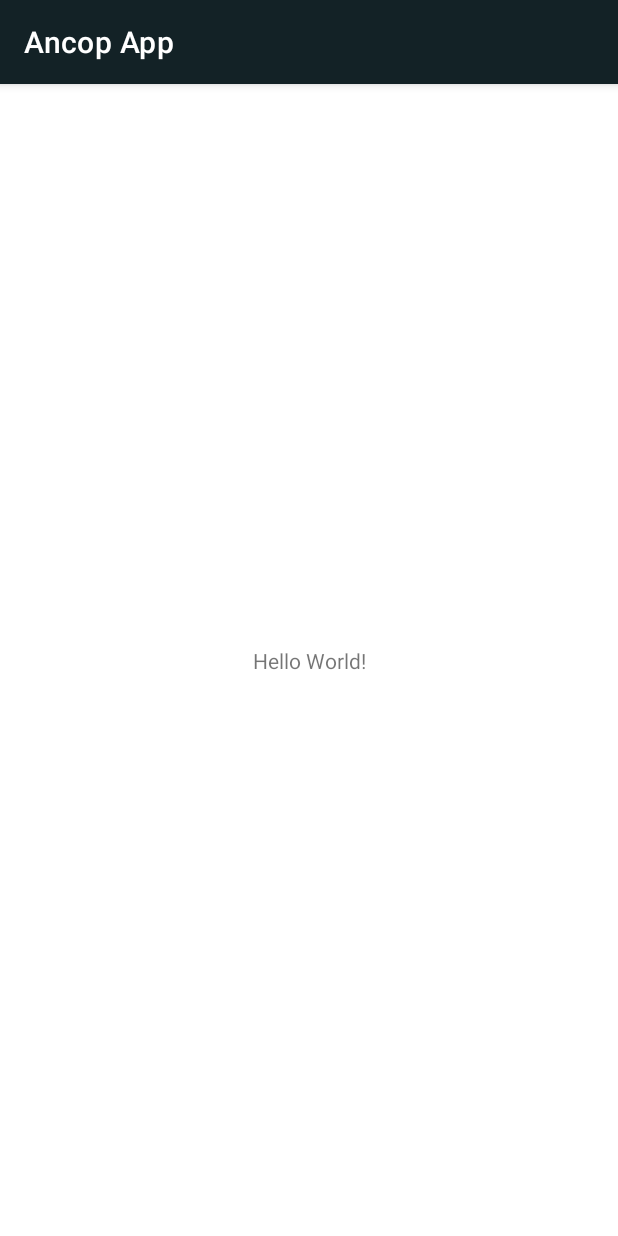
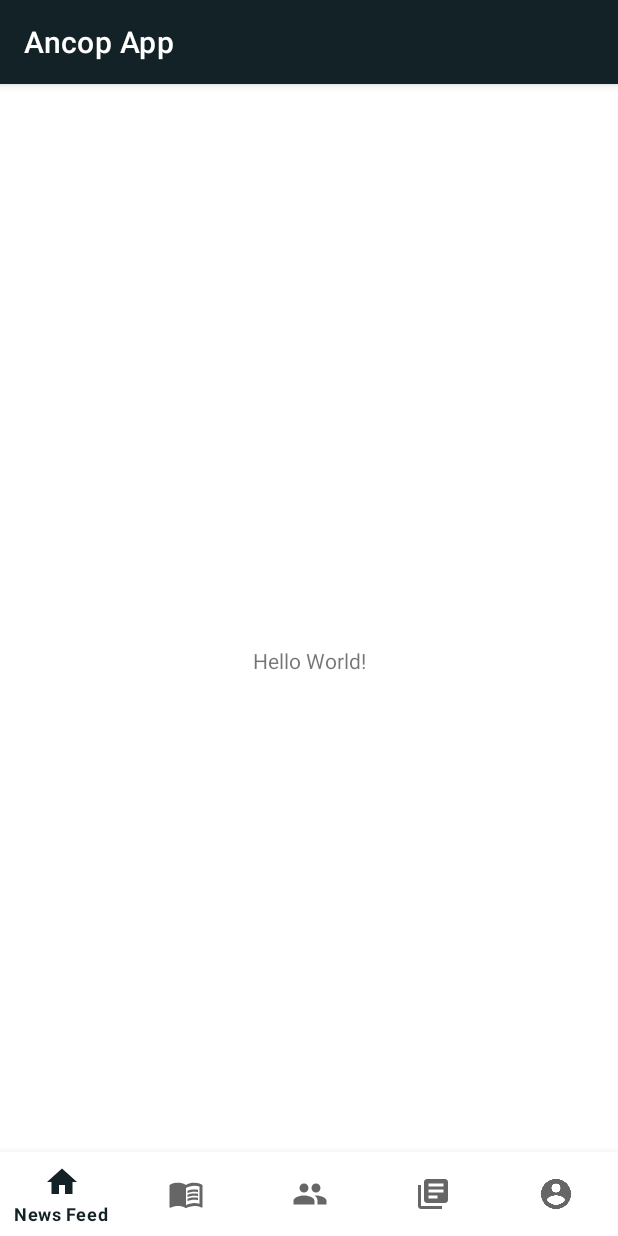
Before and after one commit to Nnamdi600000/Ancop_App, an Android app: the screen it shows after launch once a user with an empty profile is signed in (MainActivity), on a phone screen of 412 x 824 dp. Run offline under Robolectric (Android 15) with nearby library versions, the phone set to English and light mode, and no system bars; our stand-ins replace Firebase (no records; nobody signed in at launch, a user with empty details on screens opened directly); Roboto replaces fonts that are not available here.

Commit message:
Added bottom nav and added the fragment dependency

```diff
--- a/app/build.gradle
+++ b/app/build.gradle
@@ -55,6 +55,8 @@ dependencies {
     // Firebase Authentication dependency
     implementation "com.google.firebase:firebase-auth:21.1.0"
     implementation "com.google.firebase:firebase-firestore:24.4.0"
+    //Fragment
+    implementation "androidx.fragment:fragment-ktx:1.5.3"
     testImplementation 'junit:junit:4.13.2'
     androidTestImplementation 'androidx.test.ext:junit:1.1.3'
     androidTestImplementation 'androidx.test.espresso:espresso-core:3.4.0'
--- a/app/src/main/java/com/codennamdi/ancopapp/activities/MainActivity.kt
+++ b/app/src/main/java/com/codennamdi/ancopapp/activities/MainActivity.kt
@@ -3,10 +3,16 @@ package com.codennamdi.ancopapp.activities
 import androidx.appcompat.app.AppCompatActivity
 import android.os.Bundle
 import com.codennamdi.ancopapp.R
+import com.codennamdi.ancopapp.databinding.ActivityMainBinding
 
 class MainActivity : AppCompatActivity() {
+    private lateinit var binding: ActivityMainBinding
+
     override fun onCreate(savedInstanceState: Bundle?) {
         super.onCreate(savedInstanceState)
-        setContentView(R.layout.activity_main)
+        binding = ActivityMainBinding.inflate(layoutInflater)
+        setContentView(binding.root)
+
+
     }
 }
--- /dev/null
+++ b/app/src/main/res/drawable/ic_baseline_group_24.xml
@@ -0,0 +1,5 @@
+<vector android:height="24dp" android:tint="#132226"
+    android:viewportHeight="24" android:viewportWidth="24"
+    android:width="24dp" xmlns:android="http://schemas.android.com/apk/res/android">
+    <path android:fillColor="@android:color/white" android:pathData="M16,11c1.66,0 2.99,-1.34 2.99,-3S17.66,5 16,5c-1.66,0 -3,1.34 -3,3s1.34,3 3,3zM8,11c1.66,0 2.99,-1.34 2.99,-3S9.66,5 8,5C6.34,5 5,6.34 5,8s1.34,3 3,3zM8,13c-2.33,0 -7,1.17 -7,3.5L1,19h14v-2.5c0,-2.33 -4.67,-3.5 -7,-3.5zM16,13c-0.29,0 -0.62,0.02 -0.97,0.05 1.16,0.84 1.97,1.97 1.97,3.45L17,19h6v-2.5c0,-2.33 -4.67,-3.5 -7,-3.5z"/>
+</vector>
--- /dev/null
+++ b/app/src/main/res/drawable/ic_baseline_home_24.xml
@@ -0,0 +1,5 @@
+<vector android:height="24dp" android:tint="#132226"
+    android:viewportHeight="24" android:viewportWidth="24"
+    android:width="24dp" xmlns:android="http://schemas.android.com/apk/res/android">
+    <path android:fillColor="@android:color/white" android:pathData="M10,20v-6h4v6h5v-8h3L12,3 2,12h3v8z"/>
+</vector>
--- /dev/null
+++ b/app/src/main/res/drawable/ic_baseline_library_books_24.xml
@@ -0,0 +1,5 @@
+<vector android:height="24dp" android:tint="#132226"
+    android:viewportHeight="24" android:viewportWidth="24"
+    android:width="24dp" xmlns:android="http://schemas.android.com/apk/res/android">
+    <path android:fillColor="@android:color/white" android:pathData="M4,6L2,6v14c0,1.1 0.9,2 2,2h14v-2L4,20L4,6zM20,2L8,2c-1.1,0 -2,0.9 -2,2v12c0,1.1 0.9,2 2,2h12c1.1,0 2,-0.9 2,-2L22,4c0,-1.1 -0.9,-2 -2,-2zM19,11L9,11L9,9h10v2zM15,15L9,15v-2h6v2zM19,7L9,7L9,5h10v2z"/>
+</vector>
--- /dev/null
+++ b/app/src/main/res/drawable/ic_baseline_menu_book_24.xml
@@ -0,0 +1,8 @@
+<vector android:height="24dp" android:tint="#132226"
+    android:viewportHeight="24" android:viewportWidth="24"
+    android:width="24dp" xmlns:android="http://schemas.android.com/apk/res/android">
+    <path android:fillColor="@android:color/white" android:pathData="M21,5c-1.11,-0.35 -2.33,-0.5 -3.5,-0.5c-1.95,0 -4.05,0.4 -5.5,1.5c-1.45,-1.1 -3.55,-1.5 -5.5,-1.5S2.45,4.9 1,6v14.65c0,0.25 0.25,0.5 0.5,0.5c0.1,0 0.15,-0.05 0.25,-0.05C3.1,20.45 5.05,20 6.5,20c1.95,0 4.05,0.4 5.5,1.5c1.35,-0.85 3.8,-1.5 5.5,-1.5c1.65,0 3.35,0.3 4.75,1.05c0.1,0.05 0.15,0.05 0.25,0.05c0.25,0 0.5,-0.25 0.5,-0.5V6C22.4,5.55 21.75,5.25 21,5zM21,18.5c-1.1,-0.35 -2.3,-0.5 -3.5,-0.5c-1.7,0 -4.15,0.65 -5.5,1.5V8c1.35,-0.85 3.8,-1.5 5.5,-1.5c1.2,0 2.4,0.15 3.5,0.5V18.5z"/>
+    <path android:fillColor="@android:color/white" android:pathData="M17.5,10.5c0.88,0 1.73,0.09 2.5,0.26V9.24C19.21,9.09 18.36,9 17.5,9c-1.7,0 -3.24,0.29 -4.5,0.83v1.66C14.13,10.85 15.7,10.5 17.5,10.5z"/>
+    <path android:fillColor="@android:color/white" android:pathData="M13,12.49v1.66c1.13,-0.64 2.7,-0.99 4.5,-0.99c0.88,0 1.73,0.09 2.5,0.26V11.9c-0.79,-0.15 -1.64,-0.24 -2.5,-0.24C15.8,11.66 14.26,11.96 13,12.49z"/>
+    <path android:fillColor="@android:color/white" android:pathData="M17.5,14.33c-1.7,0 -3.24,0.29 -4.5,0.83v1.66c1.13,-0.64 2.7,-0.99 4.5,-0.99c0.88,0 1.73,0.09 2.5,0.26v-1.52C19.21,14.41 18.36,14.33 17.5,14.33z"/>
+</vector>
--- a/app/src/main/res/layout/activity_main.xml
+++ b/app/src/main/res/layout/activity_main.xml
@@ -15,4 +15,13 @@
         app:layout_constraintStart_toStartOf="parent"
         app:layout_constraintTop_toTopOf="parent" />
 
+    <com.google.android.material.bottomnavigation.BottomNavigationView
+        android:id="@+id/bottom_nav"
+        android:layout_width="0dp"
+        android:layout_height="wrap_content"
+        app:layout_constraintBottom_toBottomOf="parent"
+        app:layout_constraintEnd_toEndOf="parent"
+        app:layout_constraintStart_toStartOf="parent"
+        app:menu="@menu/bottom_nav" />
+
 </androidx.constraintlayout.widget.ConstraintLayout>
--- /dev/null
+++ b/app/src/main/res/menu/bottom_nav.xml
@@ -0,0 +1,28 @@
+<?xml version="1.0" encoding="utf-8"?>
+<menu xmlns:android="http://schemas.android.com/apk/res/android">
+    <item
+        android:id="@+id/news_feed"
+        android:icon="@drawable/ic_baseline_home_24"
+        android:title="@string/news_feed" />
+
+    <item
+        android:id="@+id/Hymns"
+        android:icon="@drawable/ic_baseline_menu_book_24"
+        android:title="@string/hymns" />
+
+    <item
+        android:id="@+id/leaders"
+        android:icon="@drawable/ic_baseline_group_24"
+        android:title="@string/leaders" />
+
+    <item
+        android:id="@+id/library"
+        android:icon="@drawable/ic_baseline_library_books_24"
+        android:title="@string/library" />
+
+    <item
+        android:id="@+id/chapeline_bio"
+        android:icon="@drawable/ic_baseline_account_circle_24_light"
+        android:title="@string/chapeline" />
+
+</menu>
--- a/app/src/main/res/values/strings.xml
+++ b/app/src/main/res/values/strings.xml
@@ -16,4 +16,14 @@
     <string name="create_one">Create one</string>
     <string name="user_design_image">User_design_image</string>
     <string name="please_wait">Please wait</string>
+    <string name="profile">Profile</string>
+    <string name="settings">Settings</string>
+    <string name="sign_out">Sign out</string>
+    <string name="news_feed">News Feed</string>
+    <string name="hymns">Hymns</string>
+    <string name="leaders">Leaders</string>
+    <string name="library">Library</string>
+    <string name="chapeline">Chapeline</string>
+    <!-- TODO: Remove or change this placeholder text -->
+    <string name="hello_blank_fragment">Hello blank fragment</string>
 </resources>
```
Also changed, not shown: app/src/main/java/com/codennamdi/ancopapp/fragments/HomeFragment.kt (added, +20 -0 lines), app/src/main/res/layout/fragment_home.xml (added, +14 -0 lines), app/src/main/res/menu/toolbar.xml (added, +14 -0 lines).
